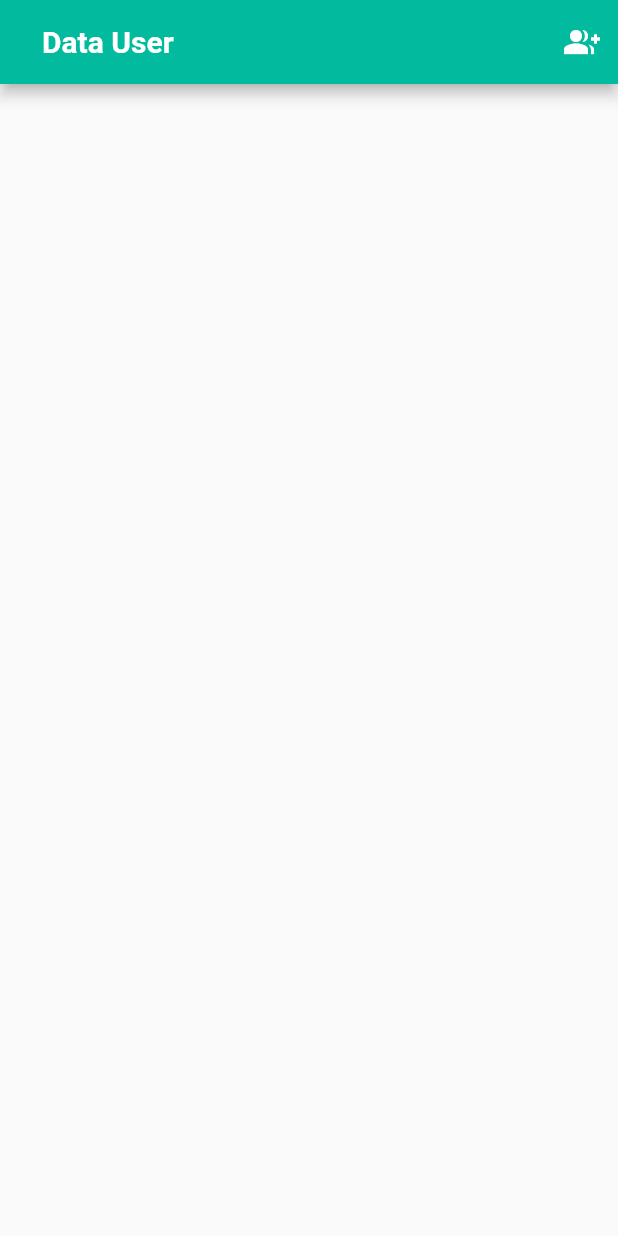
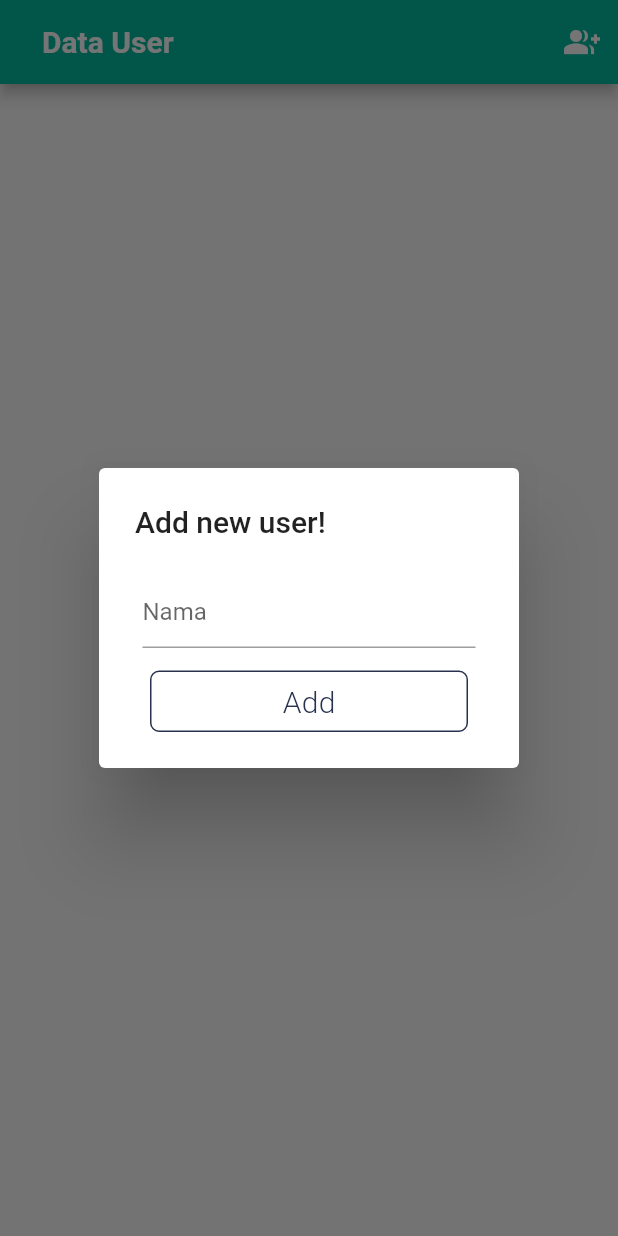
Before and after one commit to asrini07/flutter-pertemuan3, a Flutter app: the screen it shows after launch, after a tap on the "group add" icon, on a phone screen of 412 x 824 dp. Run offline on Flutter 3.47's test engine with Material 2 defaults, Android fonts, the phone set to English and light mode, and no system bars; drawn by our look-alikes of firebase_database.

Commit message:
fix from materi pertemuan 3

```diff
--- a/lib/beranda.dart
+++ b/lib/beranda.dart
@@ -1,22 +1,32 @@
 import 'package:firebase_database/firebase_database.dart';
 import 'package:firebase_database/ui/firebase_animated_list.dart';
 import 'package:flutter/material.dart';
-import 'package:pertemuan3/Mahasiswa.dart';
+import 'package:pertemuan3/mahasiswa.dart';
 import 'package:pertemuan3/database_crud.dart';
+import 'package:pertemuan3/crud_dialog.dart';
 
 class Beranda extends StatefulWidget {
   @override
   _MyHomePageState createState() => new _MyHomePageState();
 }
 
-class _MyHomePageState extends State<Beranda>{
+class _MyHomePageState extends State<Beranda> implements AddUserCallback {
+
   bool _anchorToBottom = false;
   DatabaseCrud databaseUtil;
 
-  // @override
-  // Widget build(BuildContext context) {
-  //   return null;
-  // }
+  @override
+  void initState(){
+    super.initState();
+    databaseUtil = new DatabaseCrud();
+    databaseUtil.initState();
+  }
+
+  @override
+  void dispose(){
+    super.dispose();
+    databaseUtil.dispose();
+  }
 
   @override
   Widget build(BuildContext context) {
@@ -47,7 +57,7 @@ class _MyHomePageState extends State<Beranda>{
             Icons.group_add,
             color: Colors.white,
           ),
-          onPressed: () => null,
+          onPressed: () => showEditWidget(null, false),
         ),
       ];
     }
@@ -62,7 +72,9 @@ class _MyHomePageState extends State<Beranda>{
         key: new ValueKey<bool>(_anchorToBottom),
         query: databaseUtil.getUser(),
         reverse: _anchorToBottom,
-        sort: _anchorToBottom ? (DataSnapshot a, DataSnapshot b) => b.key.compareTo(a.key) : null,
+        sort: _anchorToBottom
+              ? (DataSnapshot a, DataSnapshot b) => b.key.compareTo(a.key)
+              : null,
         itemBuilder: (BuildContext context, DataSnapshot snapshot,
                   Animation<double> animation, int index) {
                     return new SizeTransition(
@@ -75,27 +87,6 @@ class _MyHomePageState extends State<Beranda>{
 
   }
 
-
-@override
-void dispose(){
-  super.dispose();
-  databaseUtil.dispose();
-}
-
-@override
-void initState(){
-  super.initState();
-  databaseUtil = new DatabaseCrud();
-  databaseUtil.initState();
-}
-
-  String getShortName(Mahasiswa user) {
-    String shortName = "";
-    if (!user.nama.isEmpty) {
-      shortName = user.nama.substring(0, 1);
-    }
-    return shortName;
-  }
 
   Widget showUser(DataSnapshot res) {
     Mahasiswa user = Mahasiswa.fromSnapshot(res);
@@ -135,13 +126,13 @@ void initState(){
                       Icons.edit,
                       color: const Color(0xFF167F67),
                     ),
-                    onPressed: () => null,
+                    onPressed: () => showEditWidget(user, true),
                   ),
                   new IconButton(
                     icon: const Icon(
                       Icons.delete_forever,
                       color: const Color(0xFF167F67)),
-                      onPressed: () => null,
+                      onPressed: () => deleteUser(user),
                     ),
                 ],
               )
@@ -156,7 +147,43 @@ void initState(){
   }
 
 
+  String getShortName(Mahasiswa user) {
+    String shortName = "";
+    if (!user.nama.isEmpty) {
+      shortName = user.nama.substring(0, 1);
+    }
+    return shortName;
+  }
+
+  deleteUser(Mahasiswa user){
+    setState((){
+      databaseUtil.deleteUser(user);
+    });
+  }
+
+  showEditWidget(Mahasiswa user, bool isEdit){
+    showDialog(
+      context: context,
+      builder: (BuildContext context) =>
+          new CrudDialog().buildAboutDialog(context, this, isEdit, user),
+    );
+
+  }
 
 
 
+  @override
+  void addUser(Mahasiswa user){
+    setState((){
+      databaseUtil.addUser(user);
+    });
+  }
+
+  @override
+  void update(Mahasiswa user){
+    setState((){
+      databaseUtil.updateUser(user);
+    });
+  }
+
 }
--- /dev/null
+++ b/lib/crud_dialog.dart
@@ -0,0 +1,102 @@
+import 'package:flutter/material.dart';
+import 'package:pertemuan3/mahasiswa.dart';
+
+class CrudDialog{
+  final teName = TextEditingController();
+  Mahasiswa user;
+
+  static const TextStyle linkStyle = const TextStyle(
+    color: Colors.blue,
+    decoration: TextDecoration.underline,
+  );
+
+
+Widget buildAboutDialog(BuildContext context, AddUserCallback _myHomePageState, bool isEdit, Mahasiswa user) {
+  if(user != null) {
+    this.user = user;
+    teName.text = user.nama;
+  }
+
+  return new AlertDialog(
+    title: new Text(isEdit ? 'Edit detail' : 'Add new user!'),
+    content: new SingleChildScrollView(
+      child: new Column(
+        mainAxisSize: MainAxisSize.min,
+        crossAxisAlignment: CrossAxisAlignment.start,
+        children: <Widget>[
+          getTextField("Nama", teName),
+          new GestureDetector(
+            onTap: () => onTap(isEdit, _myHomePageState, context),
+            child: new Container(
+              margin: EdgeInsets.fromLTRB(10.0, 0.0, 10.0, 0.0),
+              child: getAppBorderButton(isEdit ? "Edit" : "Add",
+                  EdgeInsets.fromLTRB(0.0, 10.0, 0.0, 0.0))
+            ),
+          )
+        ],
+      ),
+      ),
+  );
+}
+
+
+
+Widget getTextField(String inputBoxName, TextEditingController inputBoxController) {
+  var loginBtn = new Padding(
+    padding:  const EdgeInsets.all(5.0),
+    child: new TextFormField(
+      controller: inputBoxController,
+      decoration: new InputDecoration(
+        hintText: inputBoxName,
+      ),
+      ),
+  );
+  return loginBtn;
+}
+
+
+Widget getAppBorderButton(String buttonLabel, EdgeInsets margin){
+  var loginBtn = new Container(
+    margin: margin,
+    padding: EdgeInsets.all(8.0),
+    alignment: FractionalOffset.center,
+    decoration: new BoxDecoration(
+      border: Border.all(color: const Color(0xFF28324E)),
+      borderRadius: new BorderRadius.all(const Radius.circular(6.0)),
+    ),
+    child: new Text(
+      buttonLabel,
+      style: new TextStyle(
+        color: const Color(0xFF28324E),
+        fontSize: 20.0,
+        fontWeight: FontWeight.w300,
+        letterSpacing: 0.2,
+      ),
+    ),
+
+  );
+  return loginBtn;
+}
+
+Mahasiswa getData(bool isEdit){
+  return new Mahasiswa(isEdit ? user.id: "", teName.text);
+}
+
+
+onTap(bool isEdit, AddUserCallback _myHomePageState, BuildContext context){
+  if(isEdit){
+    _myHomePageState.update(getData(isEdit));
+
+  } else {
+    _myHomePageState.addUser(getData(isEdit));
+  }
+
+  Navigator.of(context).pop();
+}
+}
+
+abstract class AddUserCallback{
+  void addUser(Mahasiswa user);
+
+  void update(Mahasiswa user);
+}
--- /dev/null
+++ b/lib/crud_dialog1.dart
@@ -0,0 +1,104 @@
+import 'package:flutter/material.dart';
+import 'package:pertemuan3/mahasiswa.dart';
+
+class CrudDialog {
+  final teName = TextEditingController();
+  Mahasiswa user;
+
+  //linkStyle
+  static const TextStyle linkStyle = const TextStyle(
+    color: Colors.blue,
+    decoration: TextDecoration.underline,
+  );
+
+  //buildAboutDialog
+  Widget buildAboutDialog(BuildContext context,
+      AddUserCallback _myHomePageState, bool isEdit, Mahasiswa user) {
+    if (user != null) {
+      this.user = user;
+      teName.text = user.nama;
+    }
+
+    return new AlertDialog(
+      title: new Text(isEdit ? 'Edit detail!' : 'Add new user!'),
+      content: new SingleChildScrollView(
+        child: new Column(
+          mainAxisSize: MainAxisSize.min,
+          crossAxisAlignment: CrossAxisAlignment.start,
+          children: <Widget>[
+            getTextField("Nama", teName),
+            new GestureDetector(
+              onTap: () => onTap(isEdit, _myHomePageState, context),
+              child: new Container(
+                margin: EdgeInsets.fromLTRB(10.0, 0.0, 10.0, 0.0),
+                child: getAppBorderButton(isEdit ? "Edit" : "Add",
+                    EdgeInsets.fromLTRB(0.0, 10.0, 0.0, 0.0)),
+              ),
+            ),
+          ],
+        ),
+      ),
+    );
+  }
+
+  //getTextField
+  Widget getTextField(
+      String inputBoxName, TextEditingController inputBoxController) {
+    var loginBtn = new Padding(
+      padding: const EdgeInsets.all(5.0),
+      child: new TextFormField(
+        controller: inputBoxController,
+        decoration: new InputDecoration(
+          hintText: inputBoxName,
+        ),
+      ),
+    );
+
+    return loginBtn;
+  }
+
+  //getAppBorderButton
+  Widget getAppBorderButton(String buttonLabel, EdgeInsets margin) {
+    var loginBtn = new Container(
+      margin: margin,
+      padding: EdgeInsets.all(8.0),
+      alignment: FractionalOffset.center,
+      decoration: new BoxDecoration(
+        border: Border.all(color: const Color(0xFF28324E)),
+        borderRadius: new BorderRadius.all(const Radius.circular(6.0)),
+      ),
+      child: new Text(
+        buttonLabel,
+        style: new TextStyle(
+          color: const Color(0xFF28324E),
+          fontSize: 20.0,
+          fontWeight: FontWeight.w300,
+          letterSpacing: 0.3,
+        ),
+      ),
+    );
+    return loginBtn;
+  }
+
+  //getData
+  Mahasiswa getData(bool isEdit) {
+    return new Mahasiswa(isEdit ? user.id : "", teName.text);
+  }
+
+  //onTap
+  onTap(bool isEdit, AddUserCallback _myHomePageState, BuildContext context) {
+    if (isEdit) {
+      _myHomePageState.update(getData(isEdit));
+    } else {
+      _myHomePageState.addUser(getData(isEdit));
+    }
+
+    Navigator.of(context).pop();
+
+  }
+}
+//Call back of user dashboad
+abstract class AddUserCallback {
+  void addUser(Mahasiswa user);
+  void update(Mahasiswa user);
+}
```
Also changed, not shown: lib/database_crud.dart (+36 -32 lines).
